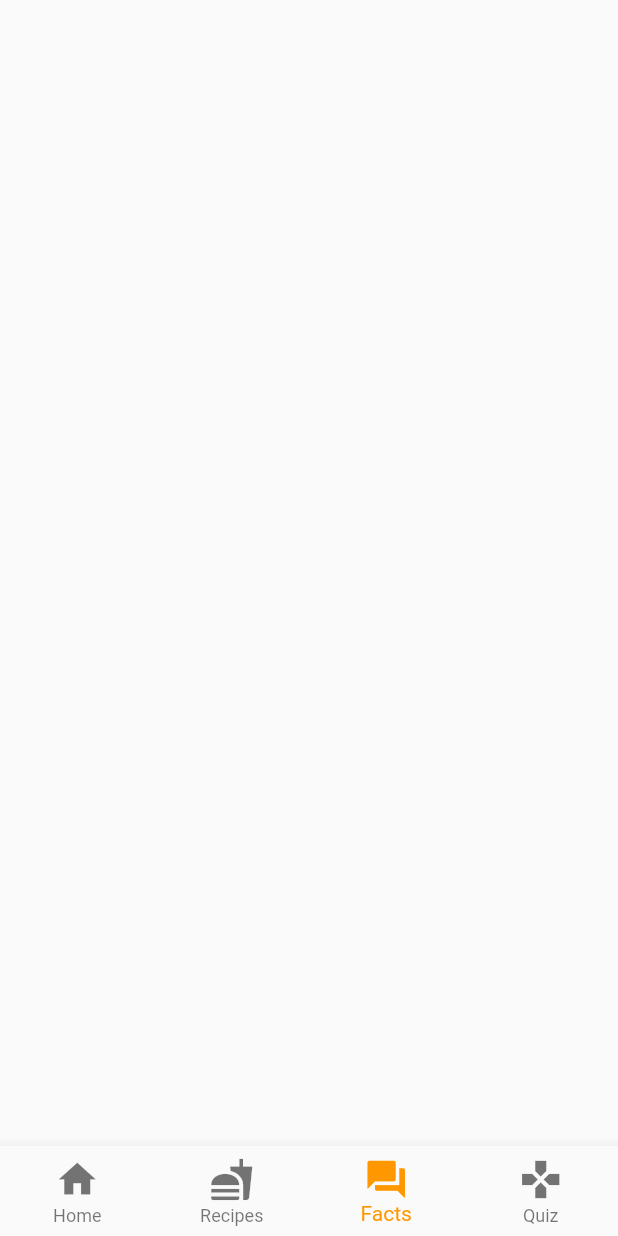
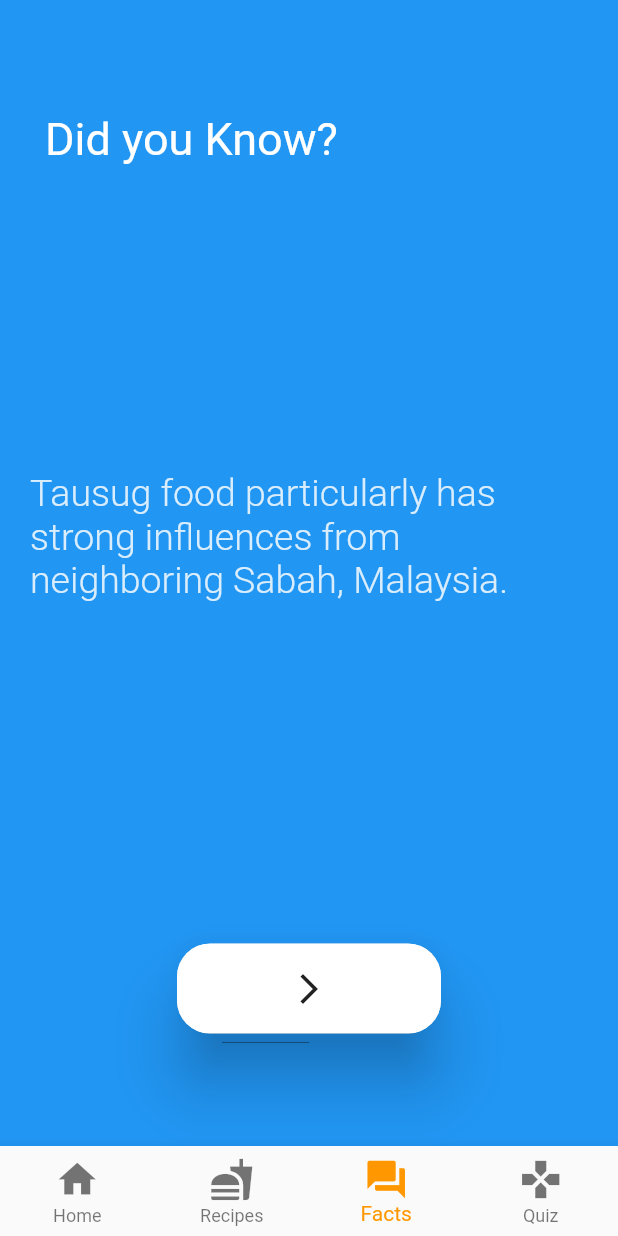
Before and after one commit to kusman28/Bang-Bang, a Flutter app: the screen it shows after launch, item 3 of the bottom bar chosen, on a phone screen of 412 x 824 dp. Run offline on Flutter 3.47's test engine with Material 2 defaults, Android fonts, the phone set to English and light mode, and no system bars; our stand-ins replace google_fonts, youtube_player_flutter.

Commit message:
Facts Module.

```diff
--- /dev/null
+++ b/lib/data/facts.dart
@@ -0,0 +1,12 @@
+List<String> facts = [
+  "Tausug food particularly has strong influences from neighboring Sabah, Malaysia.",
+  "Bangbang is eaten daily among Tausugs, usually for snacks, and sometimes for breakfast and appetizers during meals, including iftar, the meal that breaks the daily fast during Ramadan.",
+  "Putlihmandi is made from rice flour, with a filling of sweet coconut strips.",
+  "The Sulu Archipelago is a particularly rich fishing ground, so seafood is plentiful and inexpensive.",
+  "For the Tausug, asking a man “So when will we get to feast on tiyula itum?” is not-so-subtle code for “And when are you getting married?”",
+  "A “Dulang” is a platter consisting mostly of some of the Tausug’s most beloved dishes. It's the centerpiece of every wedding ritual or “Pagkawin” of the Tausug.",
+  "Tausug means “people of the current.” It extended its culture and influence in the Sultanate of Sulu, a royal house that ruled the region from the 1400s to the early 1900s."
+];
+
+String dispfact =
+    "Tausug food particularly has strong influences from neighboring Sabah, Malaysia.";
--- a/lib/screens/facts_screen.dart
+++ b/lib/screens/facts_screen.dart
@@ -1,4 +1,6 @@
 import 'package:flutter/material.dart';
+import 'package:bang_bang/data/facts.dart';
+import 'package:bang_bang/styles/colors.dart';
 
 class Facts extends StatefulWidget {
   const Facts({Key key}) : super(key: key);
@@ -7,9 +9,102 @@ class Facts extends StatefulWidget {
   _FactsState createState() => _FactsState();
 }
 
-class _FactsState extends State<Facts> {
+class _FactsState extends State<Facts> with SingleTickerProviderStateMixin {
+  Animation animation;
+  AnimationController animationController;
+  int factcounter = 0;
+  int colorcounter = 0;
+
+  @override
+  void initState() {
+    super.initState();
+    animationController = new AnimationController(
+        vsync: this, duration: new Duration(seconds: 2));
+    animation = new CurvedAnimation(
+        parent: animationController, curve: Curves.fastOutSlowIn);
+    animation.addListener(() {
+      this.setState(() {});
+    });
+    animationController.forward();
+  }
+
+  @override
+  void dispose() {
+    animationController.dispose();
+    super.dispose();
+  }
+
+  void showfacts() {
+    setState(() {
+      dispfact = facts[factcounter];
+      dispcolor = bgcolors[colorcounter];
+      factcounter = factcounter < facts.length - 1 ? factcounter + 1 : 0;
+      colorcounter = colorcounter < bgcolors.length - 1 ? colorcounter + 1 : 0;
+      animationController.reset();
+      animationController.forward();
+    });
+  }
+
   @override
   Widget build(BuildContext context) {
-    return Container();
+    return new Scaffold(
+      backgroundColor: dispcolor,
+      body: new Padding(
+        padding: const EdgeInsets.symmetric(vertical: 75.0),
+        child: new Center(
+          child: new Column(
+            mainAxisAlignment: MainAxisAlignment.spaceBetween,
+            children: <Widget>[
+              new Align(
+                  alignment: Alignment.topLeft,
+                  child: new Padding(
+                    padding: const EdgeInsets.only(left: 30.0),
+                    child: new Text(
+                      "Did you Know?",
+                      style: new TextStyle(color: Colors.white, fontSize: 30.0),
+                    ),
+                  )),
+              new Padding(
+                padding:
+                    const EdgeInsets.only(left: 20.0, right: 20.0, top: 60.0),
+                child: new Opacity(
+                  opacity: animation.value * 1,
+                  child: new Transform(
+                      transform: new Matrix4.translationValues(
+                          0.0, animation.value * -50.0, 0.0),
+                      child: new Text(
+                        dispfact,
+                        style: new TextStyle(
+                            color: Colors.white,
+                            fontSize: 25.0,
+                            fontWeight: FontWeight.w300),
+                      )),
+                ),
+              ),
+              Material(
+                shape: RoundedRectangleBorder(
+                    borderRadius: BorderRadius.circular(22.0)),
+                elevation: 18.0,
+                clipBehavior: Clip.antiAlias,
+                child: new MaterialButton(
+                  color: Colors.white,
+                  minWidth: 160.0,
+                  child: new Padding(
+                    padding: const EdgeInsets.symmetric(
+                        horizontal: 60.0, vertical: 18.0),
+                    child: Column(
+                      children: [
+                        new Icon(Icons.arrow_forward_ios),
+                      ],
+                    ),
+                  ),
+                  onPressed: showfacts,
+                ),
+              )
+            ],
+          ),
+        ),
+      ),
+    );
   }
 }
--- a/lib/screens/recipes_scree.dart
+++ b/lib/screens/recipes_scree.dart
@@ -38,8 +38,8 @@ class _RecipesState extends State<Recipes> {
     "• 1 Cup of Flour.\n• 1/ & 1/2 Cup of Water.\n• Oil for Greasing",
     "• 2 cups Flour\n• 1 cup Sugar\n• 3 cups Coconut Milk\n• Banana leaves\n• Toothpicks",
     "• 1/2 kg glutinous rice\n•1/4 kg brown sugar\n•1 big coconut/3 cups coconut milk\n•1 tbsp vanilla essence",
-    "• 2 Cups of Glutinous rice flour\n•1/2 Cup of regular flour\n•1 & 1/4 Cups of warm water\n•Violet food color (Optional any color or no color will do)\n•2 Tbsp. cooking oil\n•1 to 2 Cups of Hinti (Grated sweet coconut)",
-    "• Banana\n•Flour\n•Cooking Oil\n•Salt",
+    "• 2 Cups of Glutinous rice flour\n• 1/2 Cup of regular flour\n• 1 & 1/4 Cups of warm water\n• Violet food color (Optional any color or no color will do)\n• 2 Tbsp. cooking oil\n• 1 to 2 Cups of Hinti (Grated sweet coconut)",
+    "• Banana\n• Flour\n• Cooking Oil\n• Salt",
   ];
 
   static List<String> urls = [
--- /dev/null
+++ b/lib/styles/colors.dart
@@ -0,0 +1,11 @@
+import 'package:flutter/material.dart';
+
+List<Color> bgcolors = [
+  Colors.indigo,
+  Colors.purple,
+  Colors.redAccent,
+  Colors.green,
+  Colors.teal
+];
+
+Color dispcolor = Colors.blue;
```
